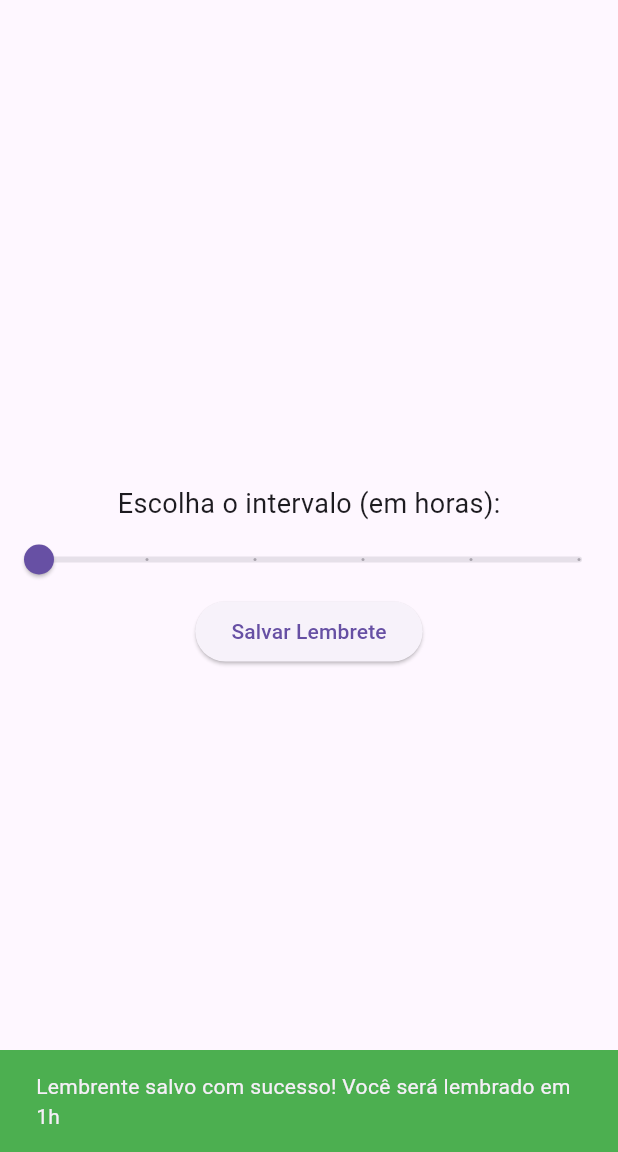
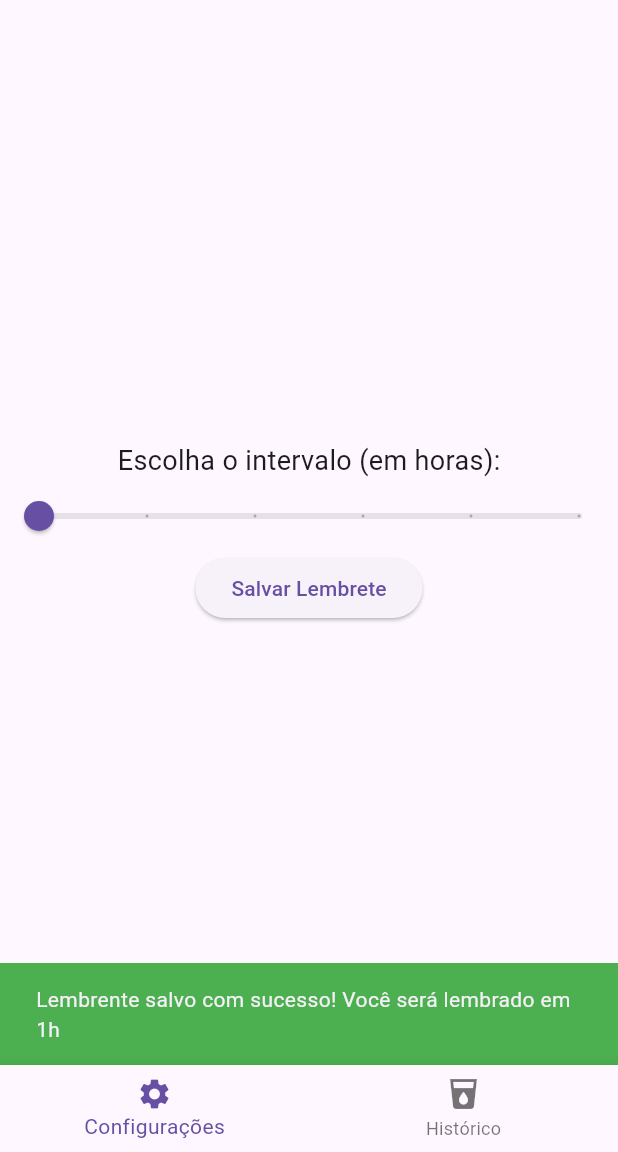
Before and after one commit to hash-luk/water-remember, a Flutter app: the screen it shows after launch, after a tap on "Salvar Lembrete", on a phone screen of 412 x 824 dp, the part 84-1236 px from its top. Run offline on Flutter 3.47's test engine with Material 3 defaults, Android fonts, the phone set to English and light mode, and no system bars; our stand-ins replace flutter_local_notifications, shared_preferences.

Commit message:
Added new screens

```diff
--- a/lib/main.dart
+++ b/lib/main.dart
@@ -1,50 +1,12 @@
 import 'package:flutter/material.dart';
 import 'package:flutter_local_notifications/flutter_local_notifications.dart';
 import 'package:shared_preferences/shared_preferences.dart';
+import 'settings.screen.dart';
+import 'water_tracker_screen.dart';
 
 void main() async {
   WidgetsFlutterBinding.ensureInitialized();
-  await Notification.init();
   runApp(const MyApp());
-}
-
-class Notification {
-  static final FlutterLocalNotificationsPlugin _plugin =
-      FlutterLocalNotificationsPlugin();
-
-  static Future<void> init() async {
-    const AndroidInitializationSettings androidInit =
-        AndroidInitializationSettings('@mipmap/ic_launcher');
-
-    final InitializationSettings settings = InitializationSettings(
-      android: androidInit,
-    );
-
-    await _plugin.initialize(settings);
-  }
-
-  static Future<void> scheduleTask(int id, String message, int interval) async {
-    const AndroidNotificationDetails androidDetails =
-        AndroidNotificationDetails(
-          'water_warning',
-          'Lembrete de água',
-          importance: Importance.high,
-          priority: Priority.high,
-        );
-
-    const NotificationDetails details = NotificationDetails(
-      android: androidDetails,
-    );
-
-    await _plugin.periodicallyShow(
-      id,
-      'Hora de beber água',
-      message,
-      RepeatInterval.hourly,
-      details,
-      androidScheduleMode: AndroidScheduleMode.exactAllowWhileIdle
-    );
-  }
 }
 
 class MyApp extends StatelessWidget {
@@ -70,70 +32,39 @@ class HomePage extends StatefulWidget {
 }
 
 class _HomePageState extends State<HomePage> {
-  int _interval = 1;
+  int _selectedIndex = 0;
+
+  final List<Widget> _screens = [SettingsScreen(), WaterTrackerScreen()];
+
+  void _onItemTapped(int index) {
+    setState(() {
+      _selectedIndex = index;
+    });
+  }
 
   @override
   void initState() {
     super.initState();
-    _loadInterval();
-  }
-
-  Future<void> _loadInterval() async {
-    final prefs = await SharedPreferences.getInstance();
-
-    setState(() {
-      _interval = prefs.getInt('interval') ?? 1;
-    });
-  }
-
-  Future<void> _saveInterval(int interval) async {
-    try {
-      final prefs = await SharedPreferences.getInstance();
-      await prefs.setInt('interval', interval);
-      Notification.scheduleTask(0, 'Beba um copo de água!', interval);
-
-      ScaffoldMessenger.of(context).showSnackBar(SnackBar(
-        content: Text('Lembrente salvo com sucesso! Você será lembrado em ${interval}h'),
-        backgroundColor: Colors.green
-      ));
-    } catch (e) {
-      ScaffoldMessenger.of(context).showSnackBar(SnackBar(content:
-        Text('Error ao salvar lembrete:${e.toString()}'),
-        backgroundColor: Colors.red,
-      ));
-    }
   }
 
   @override
   Widget build(BuildContext context) {
     return Scaffold(
-      appBar: AppBar(
-        backgroundColor: Theme.of(context).colorScheme.inversePrimary,
-        title: Text('Lembrete de Água'),
-      ),
-      body: Column(
-        mainAxisAlignment: MainAxisAlignment.center,
-        children: [
-          Text(
-            'Escolha o intervalo (em horas):',
-            style: TextStyle(fontSize: 18),
+      body: _screens[_selectedIndex],
+      bottomNavigationBar: BottomNavigationBar(
+        currentIndex: _selectedIndex,
+        onTap: _onItemTapped,
+        items: [
+          BottomNavigationBarItem(
+            icon: Icon(Icons.settings),
+            label: 'Configurações',
           ),
-          Slider(
-            value: _interval.toDouble(),
-            min: 1,
-            max: 6,
-            divisions: 5,
-            label: '$_interval h',
-            onChanged: (value) {
-              setState(() => _interval = value.toInt());
-            },
-          ),
-          ElevatedButton(
-            onPressed: () => _saveInterval(_interval),
-            child: Text('Salvar Lembrete'),
+          BottomNavigationBarItem(
+            icon: Icon(Icons.local_drink),
+            label: 'Histórico',
           ),
         ],
-      ), // This trailing comma makes auto-formatting nicer for build methods.
+      ),
     );
   }
 }
--- /dev/null
+++ b/lib/settings.screen.dart
@@ -0,0 +1,116 @@
+import 'package:flutter/material.dart';
+import 'package:flutter/material.dart';
+import 'package:flutter_local_notifications/flutter_local_notifications.dart';
+import 'package:shared_preferences/shared_preferences.dart';
+
+void main() async {
+  WidgetsFlutterBinding.ensureInitialized();
+  await Notification.init();
+}
+
+class SettingsScreen extends StatefulWidget {
+  @override
+  _SettingScreenState createState() => _SettingScreenState();
+}
+
+class Notification {
+  static final FlutterLocalNotificationsPlugin _plugin =
+  FlutterLocalNotificationsPlugin();
+
+  static Future<void> init() async {
+    const AndroidInitializationSettings androidInit =
+    AndroidInitializationSettings('@mipmap/ic_launcher');
+
+    final InitializationSettings settings = InitializationSettings(
+      android: androidInit,
+    );
+
+    await _plugin.initialize(settings);
+  }
+
+  static Future<void> scheduleTask(int id, String message, int interval) async {
+    const AndroidNotificationDetails androidDetails =
+    AndroidNotificationDetails(
+      'water_warning',
+      'Lembrete de água',
+      importance: Importance.high,
+      priority: Priority.high,
+    );
+
+    const NotificationDetails details = NotificationDetails(
+      android: androidDetails,
+    );
+
+    await _plugin.periodicallyShow(
+        id,
+        'Hora de beber água',
+        message,
+        RepeatInterval.hourly,
+        details,
+        androidScheduleMode: AndroidScheduleMode.exactAllowWhileIdle
+    );
+  }
+}
+
+class _SettingScreenState extends State<SettingsScreen> {
+  int _interval = 1;
+
+  Future<void> _loadInterval() async {
+    final prefs = await SharedPreferences.getInstance();
+
+    setState(() {
+      _interval = prefs.getInt('interval') ?? 1;
+    });
+  }
+
+  Future<void> _saveInterval(int interval) async {
+    try {
+      final prefs = await SharedPreferences.getInstance();
+      await prefs.setInt('interval', interval);
+      Notification.scheduleTask(0, 'Beba um copo de água!', interval);
+
+      ScaffoldMessenger.of(context).showSnackBar(SnackBar(
+          content: Text('Lembrente salvo com sucesso! Você será lembrado em ${interval}h'),
+          backgroundColor: Colors.green
+      ));
+    } catch (e) {
+      ScaffoldMessenger.of(context).showSnackBar(SnackBar(content:
+      Text('Error ao salvar lembrete:${e.toString()}'),
+        backgroundColor: Colors.red,
+      ));
+    }
+  }
+
+  @override
+  Widget build(BuildContext context) {
+    return Scaffold(
+      appBar: AppBar(
+        backgroundColor: Theme.of(context).colorScheme.inversePrimary,
+        title: Text('Lembrete de Água'),
+      ),
+      body: Column(
+        mainAxisAlignment: MainAxisAlignment.center,
+        children: [
+          Text(
+            'Escolha o intervalo (em horas):',
+            style: TextStyle(fontSize: 18),
+          ),
+          Slider(
+            value: _interval.toDouble(),
+            min: 1,
+            max: 6,
+            divisions: 5,
+            label: '$_interval h',
+            onChanged: (value) {
+              setState(() => _interval = value.toInt());
+            },
+          ),
+          ElevatedButton(
+            onPressed: () => _saveInterval(_interval),
+            child: Text('Salvar Lembrete'),
+          ),
+        ],
+      ),
+    );
+  }
+}
--- /dev/null
+++ b/lib/water_tracker_screen.dart
@@ -0,0 +1,13 @@
+import 'package:flutter/material.dart';
+
+class WaterTrackerScreen extends StatelessWidget {
+  @override
+  Widget build(BuildContext context) {
+    return Scaffold(
+      appBar: AppBar(
+        backgroundColor: Theme.of(context).colorScheme.inversePrimary,
+        title: Text('Registro de consumo'),
+      ),
+    );
+  }
+}
```
